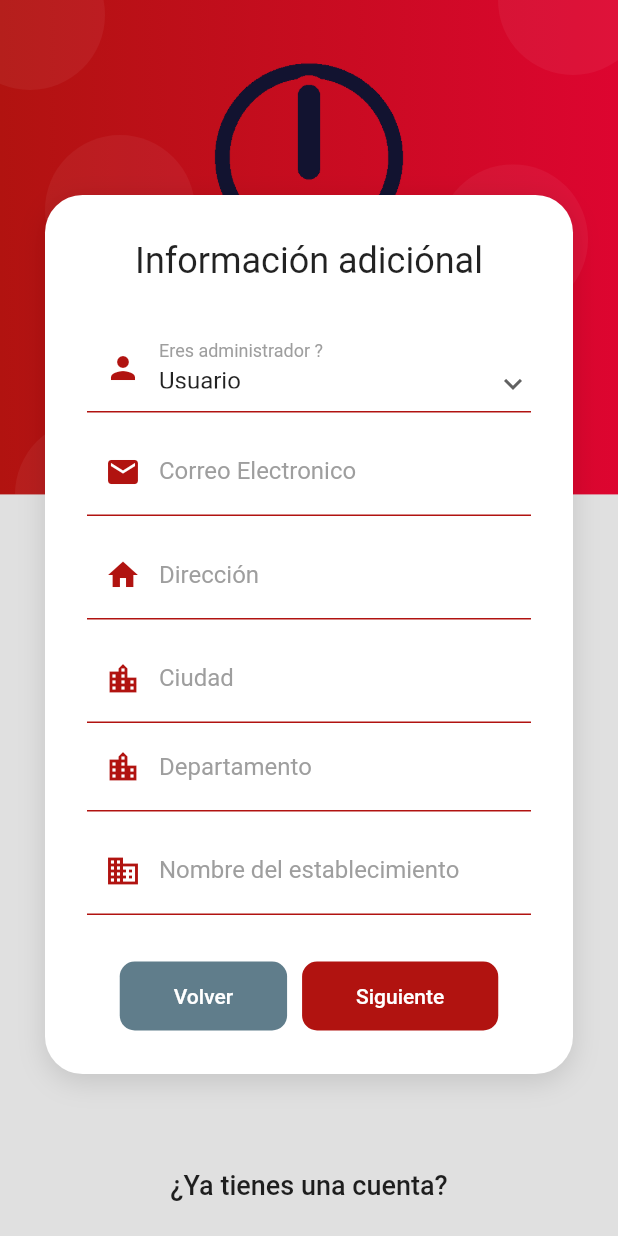
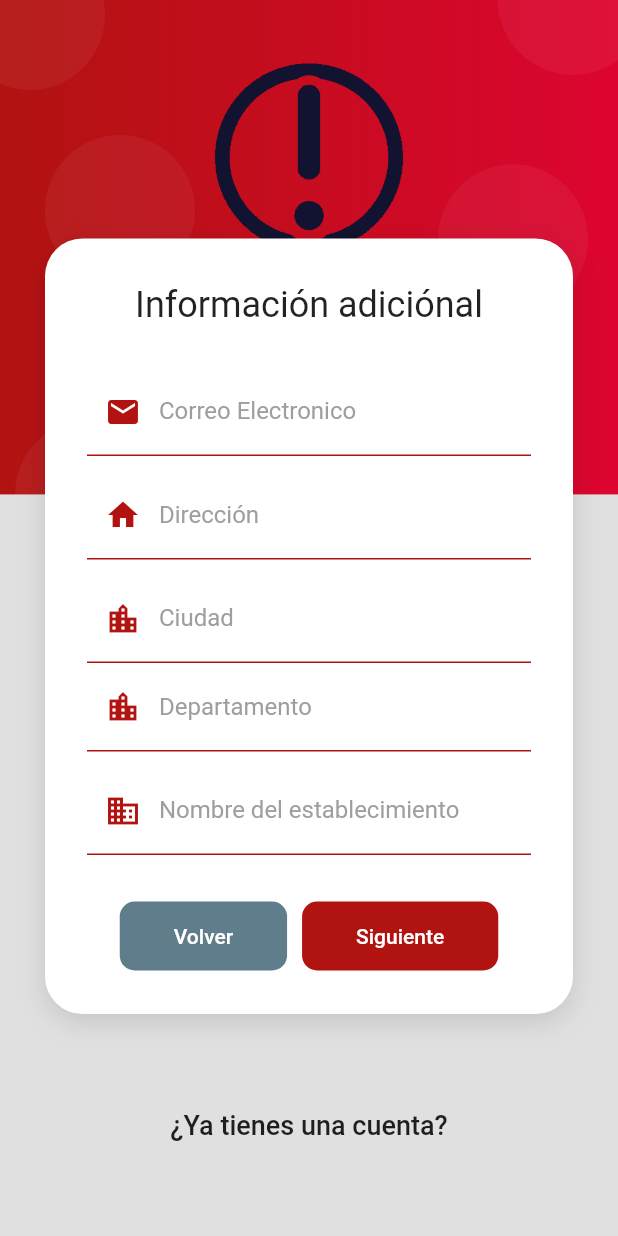
Before and after one commit to Ivanrenes/panic_button, a Flutter app: the SignUpStepTwoScreen screen opened by its route, on a phone screen of 412 x 824 dp. Run offline on Flutter 3.47's test engine with Material 2 defaults, Android fonts, the phone set to English and light mode, and no system bars; our stand-ins replace awesome_notifications, bloc, cloud_firestore, cool_alert, equatable, firebase_auth and 14 more; missing offline and left inert: dart:ffi, flutter_app_badger; accounts and stored records are empty; network calls fail.

Commit message:
se modifica endpint para push y se oculta funcionalidad de administrador

```diff
--- a/lib/screens/signup/signup_step_two_screen.dart
+++ b/lib/screens/signup/signup_step_two_screen.dart
@@ -120,8 +120,8 @@ class _SignUpStepTwoForm extends StatelessWidget {
       key: signUpForm.formKeyTwo,
       child: Column(
         children: [
-          const SizedBox(height: 10),
-          selectInput(),
+          // const SizedBox(height: 10),
+          // selectInput(),
           const SizedBox(height: 10),
           TextFormField(
               autocorrect: false,
--- a/lib/services/panic_service.dart
+++ b/lib/services/panic_service.dart
@@ -18,7 +18,7 @@ class PanicService extends ChangeNotifier {
 
   Future<Response> sendPanicNotification(Panic panic) async {
     Response res = await http.post(
-        endpoint: '/api/push-notification',
+        endpoint: '/api/push',
         body: json.encode(panic.toJson()),
         params: {});
     return res;
```
